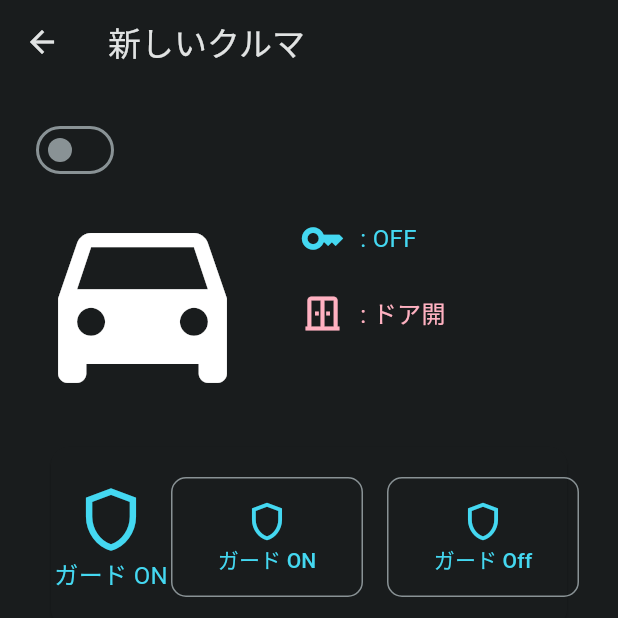
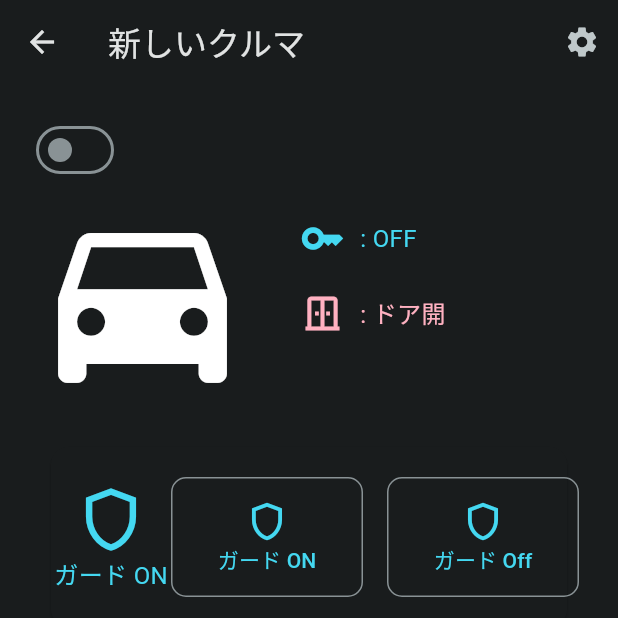
Before and after one commit to cos-overclock/deepsky-flutter-view, a Flutter app: the screen it shows after launch, after a tap on "新しいクルマ", on a phone screen of 412 x 824 dp, the top half of it. Run offline on Flutter 3.47's test engine with Material 2 defaults, Android fonts, the light colour scheme and no system bars; our stand-ins replace dynamic_color, flutter_riverpod, freezed_annotation.

Commit message:
add setting button

```diff
--- a/lib/page/car_detail_page/car_detail_page.dart
+++ b/lib/page/car_detail_page/car_detail_page.dart
@@ -17,7 +17,12 @@ class CarDetailPage extends StatelessWidget {
   @override
   Widget build(BuildContext context) {
     return Scaffold(
-      appBar: AppBar(title: Text(car.name)),
+      appBar: AppBar(
+        title: Text(car.name),
+        actions: [
+          IconButton(onPressed: () => {}, icon: const Icon(Icons.settings))
+        ],
+      ),
       body: Padding(
         padding: const EdgeInsets.all(20),
         child: Column(
```
